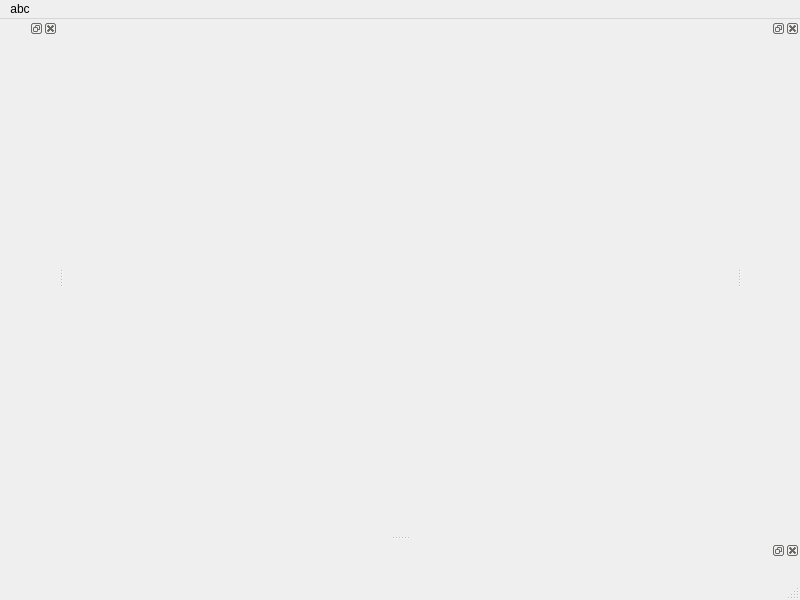
Above: src/mainwindow.ui from charles-lyc/log_scope before the change. Below: the same form after it.
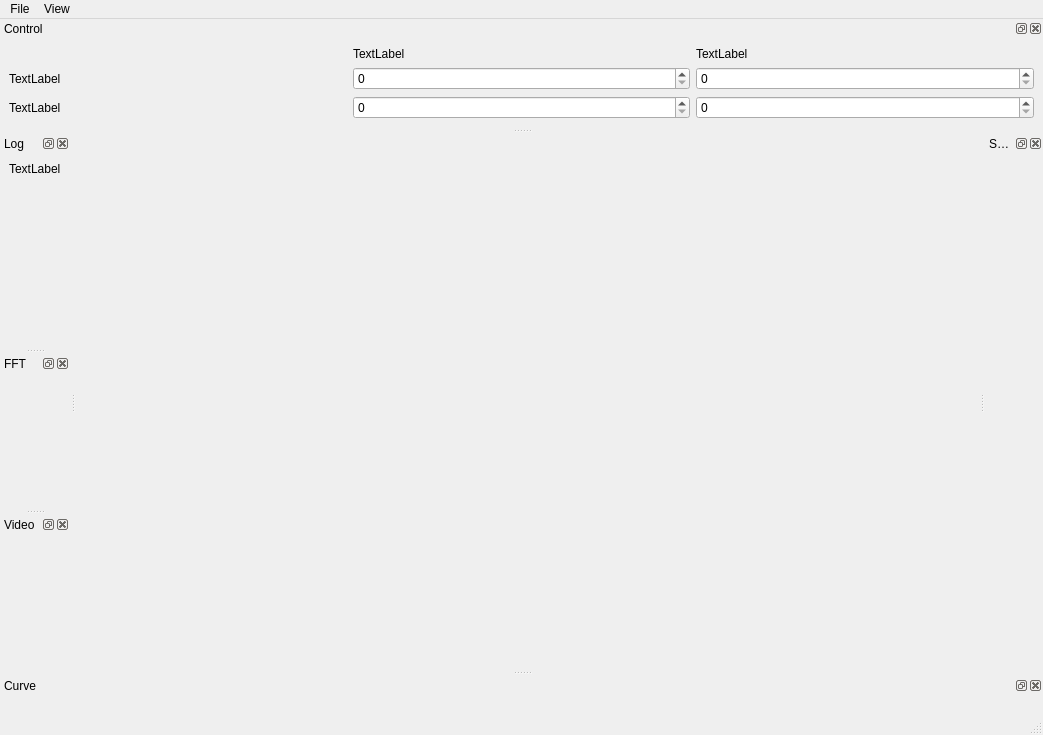
That is the form after the change. Custom widgets are drawn as their Qt base class.

Commit message: 增加曲线； 增加dock；

What changed in the file:
```diff
--- a/src/mainwindow.ui
+++ b/src/mainwindow.ui
@@ -6,8 +6,8 @@
    <rect>
     <x>0</x>
     <y>0</y>
-    <width>800</width>
-    <height>600</height>
+    <width>1043</width>
+    <height>735</height>
    </rect>
   </property>
   <property name="windowTitle">
@@ -19,83 +19,217 @@
     <rect>
      <x>0</x>
      <y>0</y>
-     <width>800</width>
+     <width>1043</width>
      <height>26</height>
     </rect>
    </property>
    <widget class="QMenu" name="menuabc">
     <property name="title">
-     <string>abc</string>
+     <string>File</string>
     </property>
+    <addaction name="actionOpen"/>
+   </widget>
+   <widget class="QMenu" name="menuView">
+    <property name="title">
+     <string>View</string>
+    </property>
+    <addaction name="separator"/>
+    <addaction name="actionVideo"/>
+    <addaction name="actionLog"/>
+    <addaction name="actionCurve"/>
+    <addaction name="separator"/>
+    <addaction name="actionFull_screen"/>
+    <addaction name="actionSave_layout"/>
    </widget>
    <addaction name="menuabc"/>
+   <addaction name="menuView"/>
   </widget>
   <widget class="QStatusBar" name="statusbar"/>
-  <widget class="QDockWidget" name="video_dockWidget">
-   <property name="enabled">
-    <bool>true</bool>
-   </property>
-   <property name="sizePolicy">
-    <sizepolicy hsizetype="Preferred" vsizetype="Preferred">
-     <horstretch>0</horstretch>
-     <verstretch>0</verstretch>
-    </sizepolicy>
-   </property>
-   <attribute name="dockWidgetArea">
-    <number>1</number>
-   </attribute>
-   <widget class="QWidget" name="dockWidgetContents">
-    <layout class="QVBoxLayout" name="verticalLayout_2">
-     <item>
-      <layout class="QVBoxLayout" name="verticalLayout">
-       <item>
-        <layout class="QVBoxLayout" name="video_layout"/>
-       </item>
-       <item>
-        <layout class="QHBoxLayout" name="video_ajust_layout"/>
-       </item>
-      </layout>
-     </item>
-    </layout>
-   </widget>
-  </widget>
   <widget class="QDockWidget" name="curve_dockWidget">
+   <property name="features">
+    <set>QDockWidget::AllDockWidgetFeatures</set>
+   </property>
+   <property name="windowTitle">
+    <string extracomment="123">Curve</string>
+   </property>
    <attribute name="dockWidgetArea">
     <number>8</number>
    </attribute>
-   <widget class="QWidget" name="dockWidgetContents_2">
-    <layout class="QHBoxLayout" name="horizontalLayout_2">
-     <item>
-      <layout class="QHBoxLayout" name="horizontalLayout">
-       <item>
-        <widget class="QCustomPlot" name="plotWidget" native="true"/>
-       </item>
-      </layout>
-     </item>
-    </layout>
+   <widget class="QWidget" name="curve_Widget">
+    <layout class="QGridLayout" name="gridLayout_2"/>
    </widget>
   </widget>
   <widget class="QDockWidget" name="sheet_dockWidget">
+   <property name="sizePolicy">
+    <sizepolicy hsizetype="Expanding" vsizetype="Expanding">
+     <horstretch>0</horstretch>
+     <verstretch>0</verstretch>
+    </sizepolicy>
+   </property>
+   <property name="windowTitle">
+    <string>Sheet</string>
+   </property>
    <attribute name="dockWidgetArea">
     <number>2</number>
    </attribute>
-   <widget class="QWidget" name="dockWidgetContents_3">
-    <layout class="QVBoxLayout" name="verticalLayout_4">
-     <item>
-      <layout class="QVBoxLayout" name="verticalLayout_3"/>
+   <widget class="QWidget" name="sheet_Widget">
+    <layout class="QGridLayout" name="gridLayout"/>
+   </widget>
+  </widget>
+  <widget class="QDockWidget" name="log_dockWidget">
+   <property name="windowTitle">
+    <string>Log</string>
+   </property>
+   <attribute name="dockWidgetArea">
+    <number>1</number>
+   </attribute>
+   <widget class="QWidget" name="log_Widget">
+    <layout class="QGridLayout" name="gridLayout_3">
+     <item row="0" column="0">
+      <widget class="QLabel" name="logLabel">
+       <property name="text">
+        <string>TextLabel</string>
+       </property>
+       <property name="alignment">
+        <set>Qt::AlignLeading|Qt::AlignLeft|Qt::AlignTop</set>
+       </property>
+       <property name="wordWrap">
+        <bool>true</bool>
+       </property>
+      </widget>
      </item>
     </layout>
    </widget>
   </widget>
+  <widget class="QDockWidget" name="fft_dockWidget">
+   <property name="features">
+    <set>QDockWidget::AllDockWidgetFeatures</set>
+   </property>
+   <property name="windowTitle">
+    <string extracomment="123">FFT</string>
+   </property>
+   <attribute name="dockWidgetArea">
+    <number>1</number>
+   </attribute>
+   <widget class="QWidget" name="fft_Widget">
+    <layout class="QGridLayout" name="gridLayout_4"/>
+   </widget>
+  </widget>
+  <widget class="QDockWidget" name="dockWidget">
+   <property name="windowTitle">
+    <string>Control</string>
+   </property>
+   <attribute name="dockWidgetArea">
+    <number>4</number>
+   </attribute>
+   <widget class="QWidget" name="dockWidgetContents_2">
+    <layout class="QGridLayout" name="gridLayout_5">
+     <item row="0" column="1">
+      <widget class="QLabel" name="label_3">
+       <property name="text">
+        <string>TextLabel</string>
+       </property>
+      </widget>
+     </item>
+     <item row="0" column="2">
+      <widget class="QLabel" name="label_4">
+       <property name="text">
+        <string>TextLabel</string>
+       </property>
+      </widget>
+     </item>
+     <item row="1" column="0">
+      <widget class="QLabel" name="label">
+       <property name="text">
+        <string>TextLabel</string>
+       </property>
+      </widget>
+     </item>
+     <item row="1" column="1">
+      <widget class="QSpinBox" name="spinBox"/>
+     </item>
+     <item row="1" column="2">
+      <widget class="QSpinBox" name="spinBox_2"/>
+     </item>
+     <item row="2" column="0">
+      <widget class="QLabel" name="label_2">
+       <property name="text">
+        <string>TextLabel</string>
+       </property>
+      </widget>
+     </item>
+     <item row="2" column="1">
+      <widget class="QSpinBox" name="spinBox_3"/>
+     </item>
+     <item row="2" column="2">
+      <widget class="QSpinBox" name="spinBox_4"/>
+     </item>
+    </layout>
+   </widget>
+  </widget>
+  <widget class="QDockWidget" name="video_dockWidget">
+   <property name="enabled">
+    <bool>true</bool>
+   </property>
+   <property name="sizePolicy">
+    <sizepolicy hsizetype="Preferred" vsizetype="Preferred">
+     <horstretch>0</horstretch>
+     <verstretch>0</verstretch>
+    </sizepolicy>
+   </property>
+   <property name="windowTitle">
+    <string>Video</string>
+   </property>
+   <attribute name="dockWidgetArea">
+    <number>1</number>
+   </attribute>
+   <widget class="QWidget" name="dockWidgetContents">
+    <layout class="QVBoxLayout" name="verticalLayout_2"/>
+   </widget>
+  </widget>
+  <action name="actionOpen">
+   <property name="text">
+    <string>Open</string>
+   </property>
+   <property name="shortcut">
+    <string>Ctrl+O</string>
+   </property>
+  </action>
+  <action name="actionVideo">
+   <property name="checkable">
+    <bool>true</bool>
+   </property>
+   <property name="text">
+    <string>Video</string>
+   </property>
+  </action>
+  <action name="actionLog">
+   <property name="checkable">
+    <bool>true</bool>
+   </property>
+   <property name="text">
+    <string>Log</string>
+   </property>
+  </action>
+  <action name="actionCurve">
+   <property name="checkable">
+    <bool>true</bool>
+   </property>
+   <property name="text">
+    <string>Curve</string>
+   </property>
+  </action>
+  <action name="actionFull_screen">
+   <property name="text">
+    <string>Full screen</string>
+   </property>
+  </action>
+  <action name="actionSave_layout">
+   <property name="text">
+    <string>Save layout</string>
+   </property>
+  </action>
  </widget>
- <customwidgets>
-  <customwidget>
-   <class>QCustomPlot</class>
-   <extends>QWidget</extends>
-   <header>qcustomplot.h</header>
-   <container>1</container>
-  </customwidget>
- </customwidgets>
  <resources/>
  <connections/>
 </ui>
```
Left out of the diff: 3 changed lines with no effect on the pictures. The commit also changes 5 other files.
